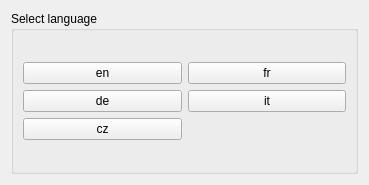
Old version of the form OTWidgets/firstsetup.ui in the repository pietr26/OMSI-Tools.
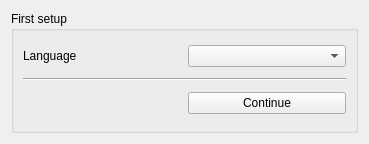
New version of the form. Icons and pictures are not drawn.

Commit message: Restyled startup screen

```diff
--- a/OTWidgets/firstsetup.ui
+++ b/OTWidgets/firstsetup.ui
@@ -7,7 +7,7 @@
     <x>0</x>
     <y>0</y>
     <width>369</width>
-    <height>185</height>
+    <height>144</height>
    </rect>
   </property>
   <property name="windowTitle">
@@ -17,127 +17,36 @@
    <item>
     <widget class="QGroupBox" name="groupBox">
      <property name="title">
-      <string>Select language</string>
+      <string>First setup</string>
      </property>
-     <layout class="QVBoxLayout" name="verticalLayout_2">
-      <item>
-       <layout class="QGridLayout" name="gridLayout">
-        <item row="2" column="0">
-         <widget class="QPushButton" name="btnCz">
-          <property name="text">
-           <string notr="true">cz</string>
-          </property>
-          <property name="icon">
-           <iconset resource="../ressources.qrc">
-            <normaloff>:/rec/data/flags/cz.svg</normaloff>:/rec/data/flags/cz.svg</iconset>
-          </property>
-          <property name="iconSize">
-           <size>
-            <width>36</width>
-            <height>36</height>
-           </size>
-          </property>
-          <property name="checkable">
-           <bool>false</bool>
-          </property>
-          <property name="checked">
-           <bool>false</bool>
-          </property>
-         </widget>
-        </item>
-        <item row="0" column="0">
-         <widget class="QPushButton" name="btnEn">
-          <property name="text">
-           <string notr="true">en</string>
-          </property>
-          <property name="icon">
-           <iconset resource="../ressources.qrc">
-            <normaloff>:/rec/data/flags/en.svg</normaloff>:/rec/data/flags/en.svg</iconset>
-          </property>
-          <property name="iconSize">
-           <size>
-            <width>36</width>
-            <height>36</height>
-           </size>
-          </property>
-          <property name="checkable">
-           <bool>false</bool>
-          </property>
-          <property name="checked">
-           <bool>false</bool>
-          </property>
-         </widget>
-        </item>
-        <item row="1" column="0">
-         <widget class="QPushButton" name="btnDe">
-          <property name="text">
-           <string notr="true">de</string>
-          </property>
-          <property name="icon">
-           <iconset resource="../ressources.qrc">
-            <normaloff>:/rec/data/flags/de.svg</normaloff>:/rec/data/flags/de.svg</iconset>
-          </property>
-          <property name="iconSize">
-           <size>
-            <width>36</width>
-            <height>36</height>
-           </size>
-          </property>
-          <property name="checkable">
-           <bool>false</bool>
-          </property>
-          <property name="checked">
-           <bool>false</bool>
-          </property>
-         </widget>
-        </item>
-        <item row="1" column="1">
-         <widget class="QPushButton" name="btnIt">
-          <property name="text">
-           <string notr="true">it</string>
-          </property>
-          <property name="icon">
-           <iconset resource="../ressources.qrc">
-            <normaloff>:/rec/data/flags/it.svg</normaloff>:/rec/data/flags/it.svg</iconset>
-          </property>
-          <property name="iconSize">
-           <size>
-            <width>36</width>
-            <height>36</height>
-           </size>
-          </property>
-          <property name="checkable">
-           <bool>false</bool>
-          </property>
-          <property name="checked">
-           <bool>false</bool>
-          </property>
-         </widget>
-        </item>
-        <item row="0" column="1">
-         <widget class="QPushButton" name="btnFr">
-          <property name="text">
-           <string notr="true">fr</string>
-          </property>
-          <property name="icon">
-           <iconset resource="../ressources.qrc">
-            <normaloff>:/rec/data/flags/fr.svg</normaloff>:/rec/data/flags/fr.svg</iconset>
-          </property>
-          <property name="iconSize">
-           <size>
-            <width>36</width>
-            <height>36</height>
-           </size>
-          </property>
-          <property name="checkable">
-           <bool>false</bool>
-          </property>
-          <property name="checked">
-           <bool>false</bool>
-          </property>
-         </widget>
-        </item>
-       </layout>
+     <layout class="QGridLayout" name="gridLayout">
+      <item row="0" column="1">
+       <widget class="QComboBox" name="cobxLanguage"/>
+      </item>
+      <item row="2" column="1">
+       <widget class="QPushButton" name="btnContinue">
+        <property name="text">
+         <string>Continue</string>
+        </property>
+        <property name="icon">
+         <iconset resource="../ressources.qrc">
+          <normaloff>:/rec/data/icons/iconCheck.svg</normaloff>:/rec/data/icons/iconCheck.svg</iconset>
+        </property>
+       </widget>
+      </item>
+      <item row="0" column="0">
+       <widget class="QLabel" name="lblLanguage">
+        <property name="text">
+         <string>Language</string>
+        </property>
+       </widget>
+      </item>
+      <item row="1" column="0" colspan="2">
+       <widget class="Line" name="line_2">
+        <property name="orientation">
+         <enum>Qt::Horizontal</enum>
+        </property>
+       </widget>
       </item>
      </layout>
     </widget>
```
Left out of the diff: 2 changed lines with no effect on the pictures. The commit also changes 7 other files.
